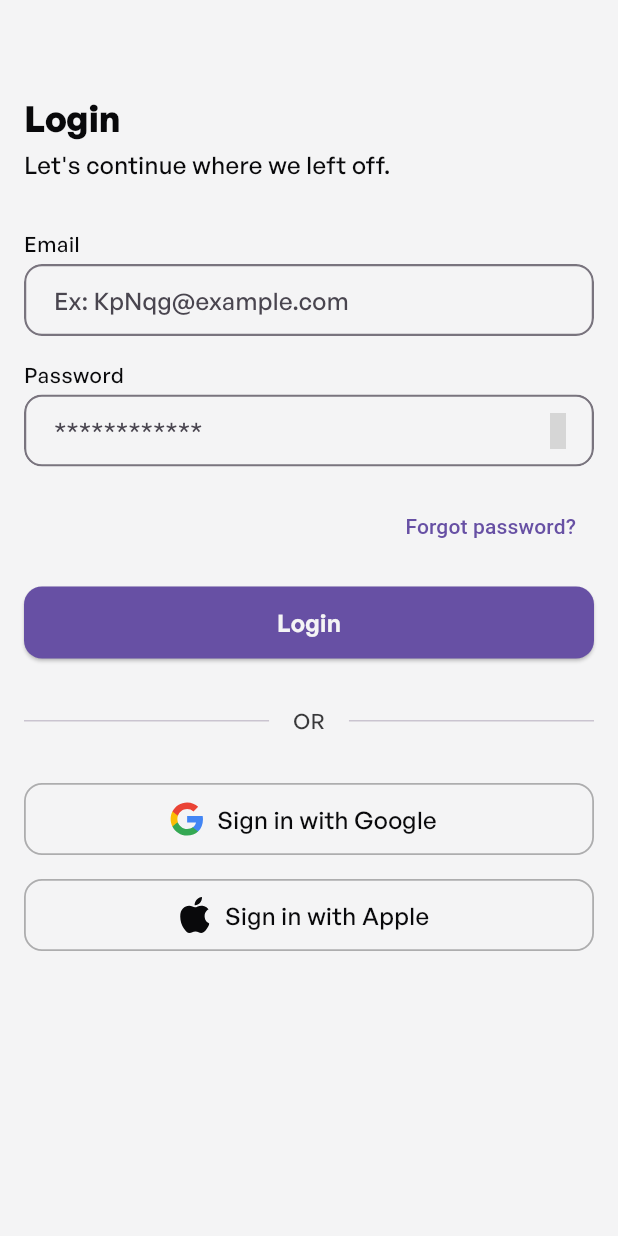
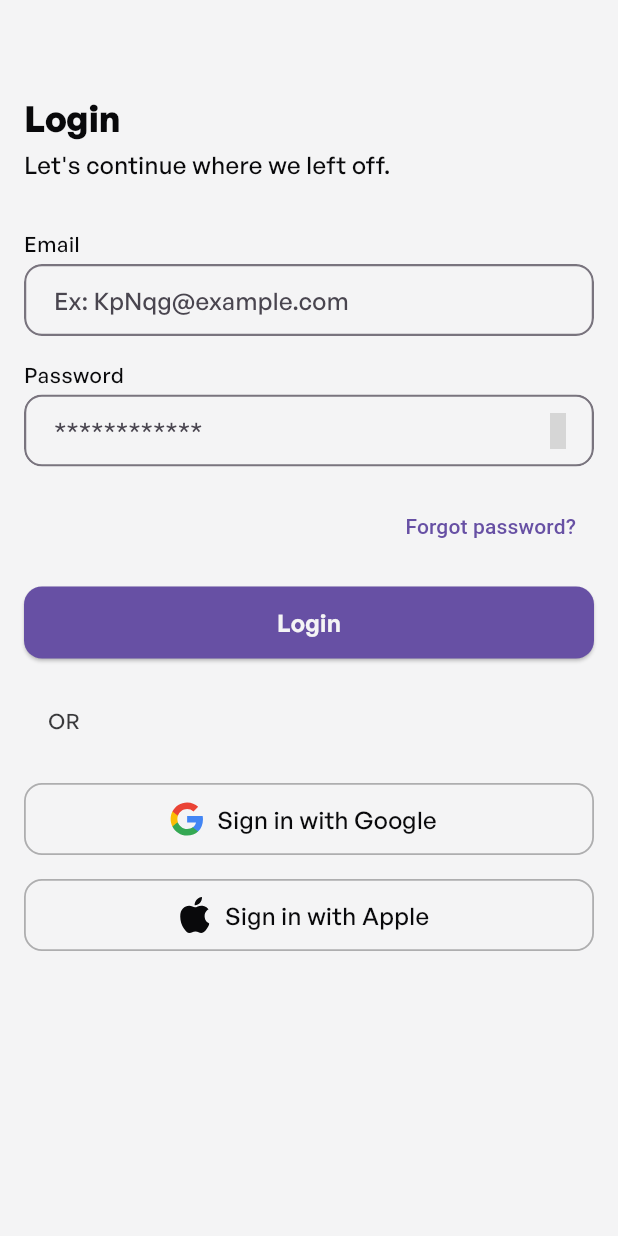
Before and after one commit to stevenosse/flutter_kit, a Flutter app: the screen it shows after launch, on a phone screen of 412 x 824 dp. Run offline on Flutter 3.47's test engine with Material 3 defaults, Android fonts, the phone set to English and light mode, and no system bars; our stand-ins replace auto_route, dio, equatable, flutter_bloc, flutter_svg, freezed_annotation and 2 more; grey boxes are pictures that could not be loaded.

Commit message:
flutter 3.27 upgrade

```diff
--- a/lib/src/shared/components/atoms/dividers/labeled_divider.dart
+++ b/lib/src/shared/components/atoms/dividers/labeled_divider.dart
@@ -7,30 +7,29 @@ class LabeledDivider extends StatelessWidget {
   final String label;
   final EdgeInsetsGeometry labelPadding;
   final Color? labelBackgroundColor;
-  final Alignment labelAlignment;
 
   const LabeledDivider({
     required this.label,
     this.labelPadding = const EdgeInsets.symmetric(horizontal: Dimens.spacing),
     super.key,
     this.labelBackgroundColor,
-    this.labelAlignment = Alignment.center,
   });
 
   @override
   Widget build(BuildContext context) {
-    return Stack(
-      alignment: labelAlignment,
+    return Row(
       children: [
         const Divider(),
-        Container(
+        Padding(
           padding: labelPadding,
-          color: labelBackgroundColor ?? context.colorScheme.surface,
           child: Text(
             label,
-            style: context.textTheme.bodySmall?.copyWith(color: context.colorScheme.onSurface.withOpacity(.8)),
+            style: context.textTheme.bodySmall?.copyWith(
+              color: context.colorScheme.onSurface.withValues(alpha: .8),
+            ),
           ),
-        )
+        ),
+        const Divider(),
       ],
     );
   }
--- a/lib/src/shared/components/buttons/button.dart
+++ b/lib/src/shared/components/buttons/button.dart
@@ -96,7 +96,7 @@ class Button extends StatelessWidget {
             onPressed: onPressed,
             style: OutlinedButton.styleFrom(
               shape: RoundedRectangleBorder(borderRadius: BorderRadius.circular(Dimens.radius)),
-              side: BorderSide(color: context.colorScheme.onSurface.withOpacity(.3), width: 1.2),
+              side: BorderSide(color: context.colorScheme.onSurface.withValues(alpha: .3), width: 1.2),
             ),
             icon: icon ?? const SizedBox(),
             label: label,
```
Also changed, not shown: pubspec.yaml (+9 -9 lines), lib/src/core/routing/app_router.gr.dart, pubspec.lock.
